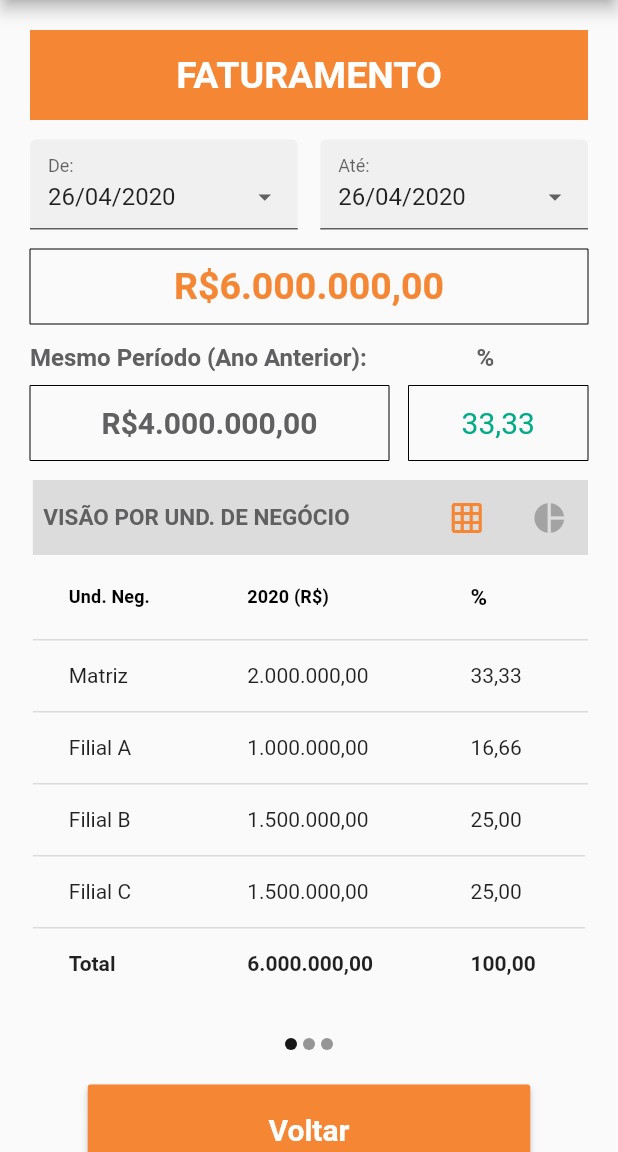
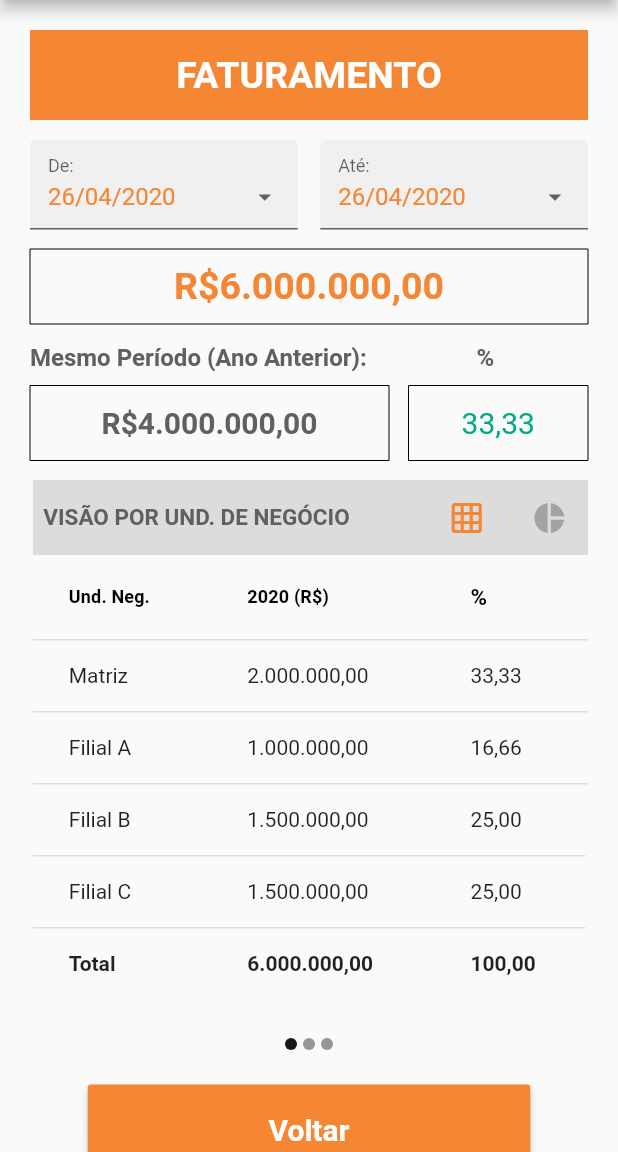
Before and after one commit to rodrigoservicelogic/TMS-Mobile, a Flutter app: the FaturamentoPage screen opened directly with empty values, on a phone screen of 412 x 824 dp, the part 84-1236 px from its top. Run offline on Flutter 3.47's test engine with Material 2 defaults, Android fonts, the light colour scheme and no system bars; our stand-ins replace charts_flutter, date_format, flutter_mobx, get_it, getflutter, mobx; generated files the repository leaves out were written again.

Commit message:
commit 26/04/2020

```diff
--- a/lib/pages/faturamento-page.dart
+++ b/lib/pages/faturamento-page.dart
@@ -87,7 +87,6 @@ class _FaturamentoPageState extends State<FaturamentoPage> {
                   flex: 4,
                   child: DateTimePicker(
                     labelText: "De:",
-                    valueStyle: TextStyle(color: Colors.red),
                     selectedDate: _dataInicial,
                     selectDate: (DateTime date) {
                       print(date);
--- a/lib/pages/login-page.dart
+++ b/lib/pages/login-page.dart
@@ -26,9 +26,6 @@ class _LoginPageState extends State<LoginPage> {
                 image: AssetImage("images/bg_1.png"), fit: BoxFit.cover)),
         child: ListView(
           children: <Widget>[
-            // SizedBox(
-            //   height: 100,
-            // ),
             Padding(
               padding: EdgeInsets.symmetric(vertical: 40, horizontal: 20),
               child: Center(
@@ -39,7 +36,7 @@ class _LoginPageState extends State<LoginPage> {
               ),
             ),
             SizedBox(
-              height: 20,
+              height: MediaQuery.of(context).size.width - 220,
             ),
             Form(
               key: _formKey,
--- a/lib/widgets/dateTimePicker.dart
+++ b/lib/widgets/dateTimePicker.dart
@@ -1,5 +1,7 @@
 import 'package:flutter/material.dart';
 import 'package:date_format/date_format.dart';
+
+import '../global.dart';
 
 class DateTimePicker extends StatelessWidget {
   const DateTimePicker(
@@ -29,7 +31,8 @@ class DateTimePicker extends StatelessWidget {
 
   @override
   Widget build(BuildContext context) {
-    final TextStyle valueStyle = TextStyle(fontSize: 16.0);
+    final TextStyle valueStyle =
+        TextStyle(fontSize: 16.0, color: Color(COR_PRIMARY));
     return Row(
       crossAxisAlignment: CrossAxisAlignment.end,
       children: <Widget>[
@@ -56,12 +59,14 @@ class _InputDropdown extends StatelessWidget {
       this.labelText,
       this.valueText,
       this.valueStyle,
+      this.labelColor,
       this.onPressed})
       : super(key: key);
 
   final String labelText;
   final String valueText;
   final TextStyle valueStyle;
+  final Color labelColor;
   final VoidCallback onPressed;
   final Widget child;
 
@@ -71,8 +76,10 @@ class _InputDropdown extends StatelessWidget {
       onTap: onPressed,
       child: InputDecorator(
         decoration: InputDecoration(
-            labelStyle:
-                TextStyle(fontSize: 16.0, fontWeight: FontWeight.normal),
+            labelStyle: TextStyle(
+                fontSize: 16.0,
+                fontWeight: FontWeight.normal,
+                color: labelColor),
             labelText: labelText,
             filled: true),
         baseStyle: valueStyle,
```
Also changed, not shown: lib/pages/terceiro/resultado-terceiro.dart (+2 -7 lines).
